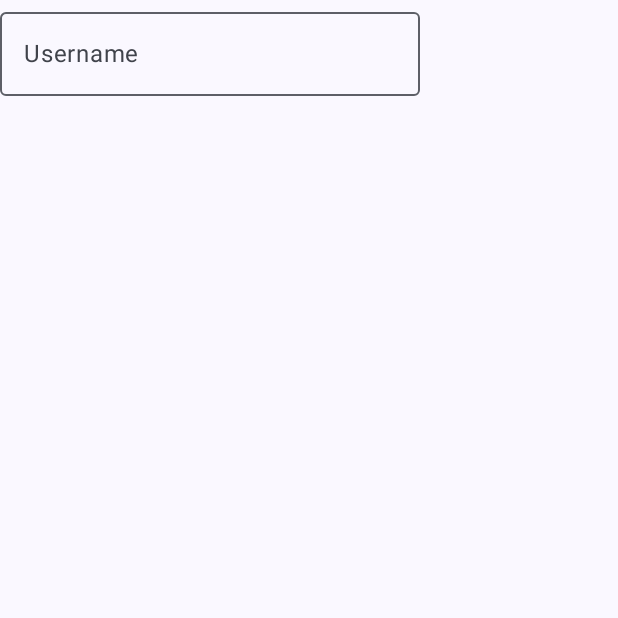
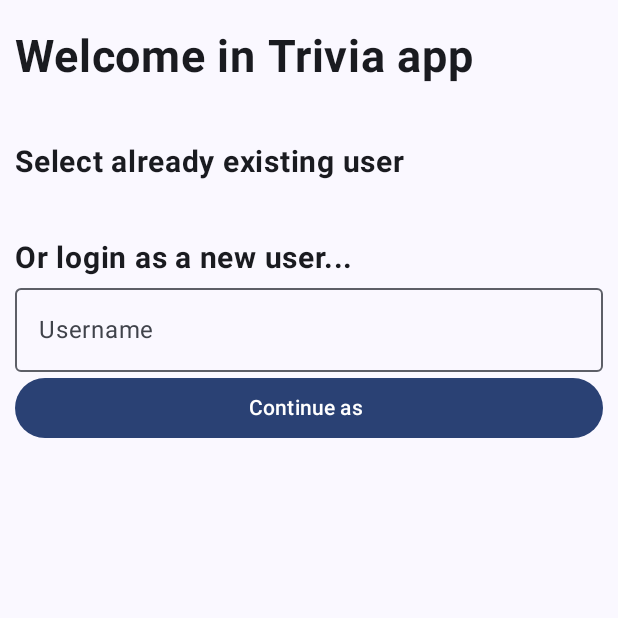
Before and after one commit to JetamCZ/android-trivia, an Android app built with Jetpack Compose: the screen it shows after launch (MainActivity), on a phone screen of 412 x 824 dp, the top half of it. Run offline under Robolectric (Android 15) with nearby library versions, the phone set to English and light mode, and no system bars.

Commit message:
Add some basic texts

```diff
--- a/app/src/main/java/eu/puhony/trivia/ui/screens/login/LoginScreen.kt
+++ b/app/src/main/java/eu/puhony/trivia/ui/screens/login/LoginScreen.kt
@@ -1,11 +1,16 @@
 package eu.puhony.trivia.ui.screens.login
 
 import androidx.compose.foundation.layout.Column
-import androidx.compose.material3.TextField
+import androidx.compose.foundation.layout.fillMaxWidth
+import androidx.compose.foundation.layout.padding
+import androidx.compose.material3.Button
 import androidx.compose.runtime.Composable
 import androidx.compose.ui.Modifier
 import androidx.compose.material3.OutlinedTextField
 import androidx.compose.material3.Text
+import androidx.compose.ui.text.font.FontWeight
+import androidx.compose.ui.unit.dp
+import androidx.compose.ui.unit.sp
 import androidx.lifecycle.viewmodel.compose.viewModel
 
 @Composable
@@ -13,9 +18,30 @@ fun LoginScreen(
     modifier: Modifier = Modifier,
     viewModel: LoginScreenModel = viewModel(),
 ) {
+    Column(modifier = modifier.fillMaxWidth().padding(horizontal = 10.dp, vertical = 20.dp)) {
+        Text(
+            text ="Welcome in Trivia app",
+            fontSize = 30.sp,
+            fontWeight = FontWeight.Bold,
+            modifier = Modifier
+        )
 
-    Column(modifier) {
+        Text(
+            text ="Select already existing user",
+            fontSize = 20.sp,
+            fontWeight = FontWeight.Bold,
+            modifier = Modifier.padding(top = 40.dp)
+        )
+
+        Text(
+            text ="Or login as a new user...",
+            fontSize = 20.sp,
+            fontWeight = FontWeight.Bold,
+            modifier = Modifier.padding(top = 40.dp)
+        )
+
         OutlinedTextField(
+            modifier = Modifier.fillMaxWidth(),
             value = viewModel.username,
             label = {
                 Text(text = "Username")
@@ -24,5 +50,12 @@ fun LoginScreen(
                 viewModel.setUserName(it)
             }
         )
+
+        Button(
+            onClick = {},
+            modifier = Modifier.fillMaxWidth()
+        ) {
+            Text(text = "Continue as ${viewModel.username}")
+        }
     }
 }
```
